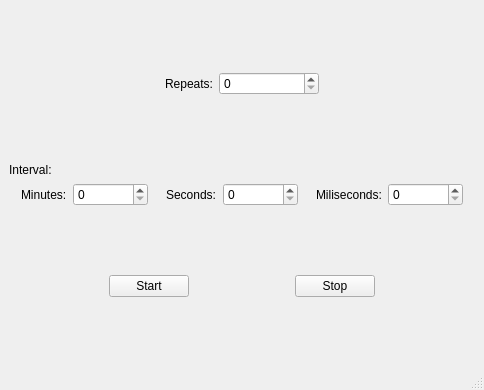
This is app/gui/mainwindow.ui in madamskip1/mouse-clicker as Qt 5 draws it before an edit. The edited form follows.
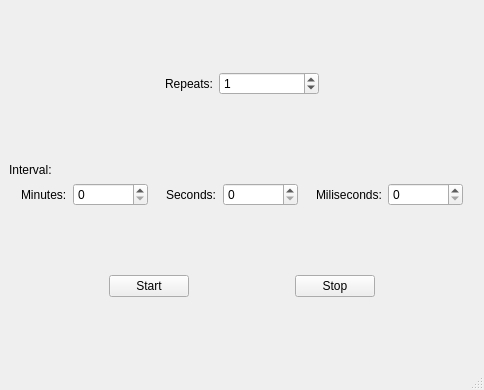
This is the edited form.

Commit message: Connect interval and repeats fields

The edit to the form file:
```diff
--- a/app/gui/mainwindow.ui
+++ b/app/gui/mainwindow.ui
@@ -82,6 +82,15 @@
           <height>0</height>
          </size>
         </property>
+        <property name="specialValueText">
+         <string/>
+        </property>
+        <property name="minimum">
+         <number>0</number>
+        </property>
+        <property name="value">
+         <number>1</number>
+        </property>
        </widget>
       </item>
       <item>
```
Left out of the diff: 2 changed lines with no effect on the pictures. The commit also changes 1 other file.
